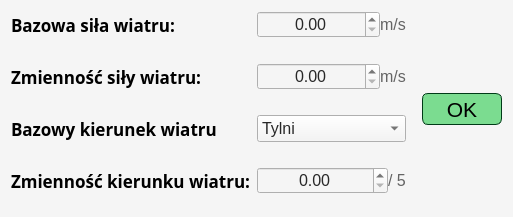
This is source/UI/EditorWidgets/WindsGeneratorSettingsWidgetInputItem.ui in SiekamCebule/sj-sim as Qt 5 draws it before an edit. The edited form follows.
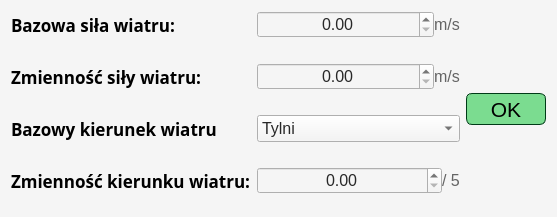
This is the edited form.

```diff
--- a/source/UI/EditorWidgets/WindsGeneratorSettingsWidgetInputItem.ui
+++ b/source/UI/EditorWidgets/WindsGeneratorSettingsWidgetInputItem.ui
@@ -6,7 +6,7 @@
    <rect>
     <x>0</x>
     <y>0</y>
-    <width>513</width>
+    <width>557</width>
     <height>217</height>
    </rect>
   </property>
@@ -326,19 +326,6 @@
      </item>
     </layout>
    </item>
-   <item>
-    <spacer name="horizontalSpacer">
-     <property name="orientation">
-      <enum>Qt::Horizontal</enum>
-     </property>
-     <property name="sizeHint" stdset="0">
-      <size>
-       <width>3</width>
-       <height>20</height>
-      </size>
-     </property>
-    </spacer>
-   </item>
    <item>
     <layout class="QVBoxLayout" name="verticalLayout_characteristicsEditor">
      <item>
```
